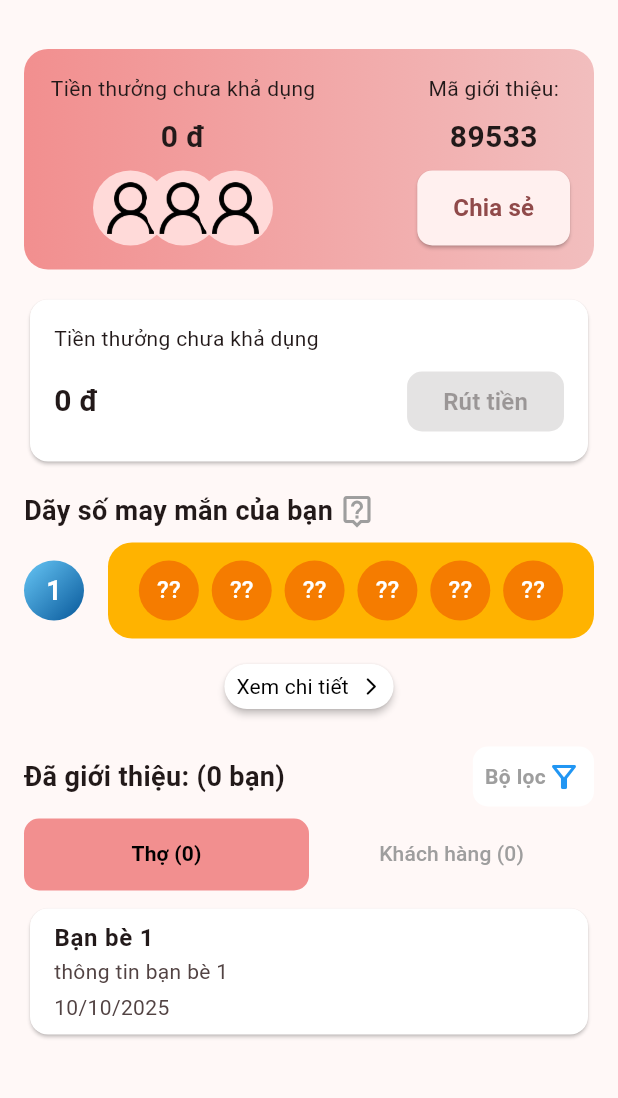
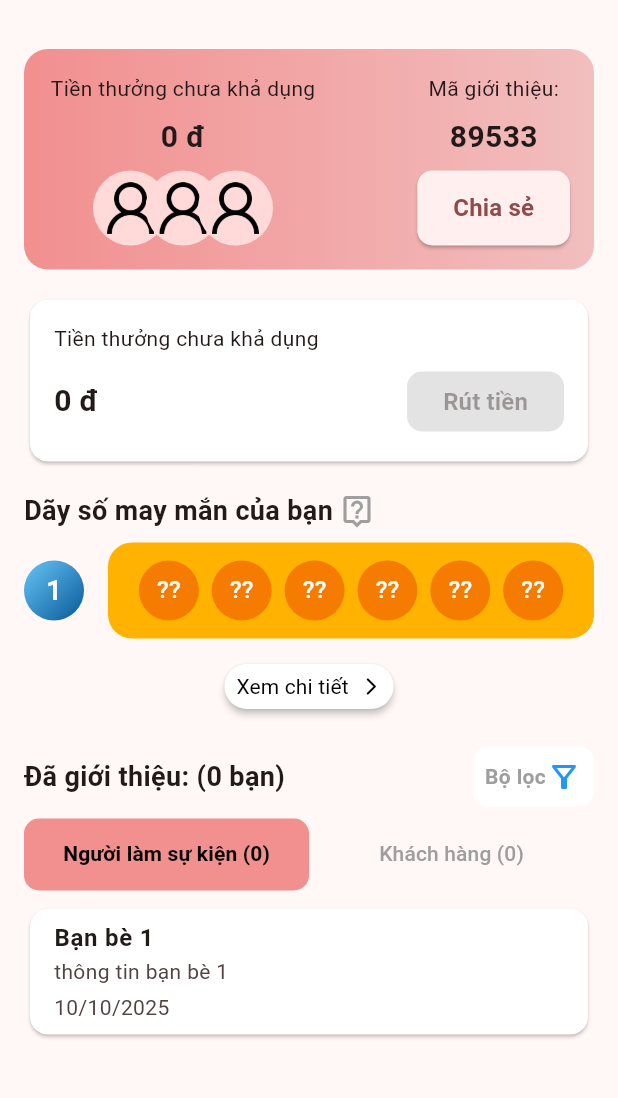
Before and after one commit to HieuNT-2001/su_kien_tot, a Flutter app: the AddFriendPage screen opened by its route, scrolled down 201 dp, on a phone screen of 412 x 824 dp, the part 59-1157 px from its top. Run offline on Flutter 3.47's test engine with Material 3 defaults, Android fonts, the phone set to English and light mode, and no system bars; drawn by our look-alikes of skeletonizer; our stand-ins replace circular_countdown_timer, country_code_picker, dotted_border, go_router, pinput.

Commit message:
Update invited_friends.dart

```diff
--- a/lib/pages/add_friend/invited_friends.dart
+++ b/lib/pages/add_friend/invited_friends.dart
@@ -88,7 +88,7 @@ class InvitedFriendsState extends State<InvitedFriends> {
           TabBar(
             onTap: (value) => refreshData(),
             tabs: const [
-              Tab(text: 'Thợ (0)'),
+              Tab(text: 'Người làm sự kiện (0)'),
               Tab(text: 'Khách hàng (0)'),
             ],
             dividerHeight: 0,
```
